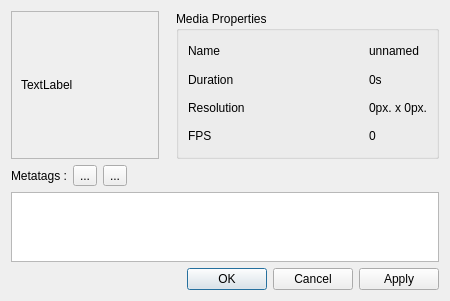
This is src/gui/ui/ClipProperty.ui in VLMC/vlmc as Qt 5 draws it before an edit. The edited form follows.
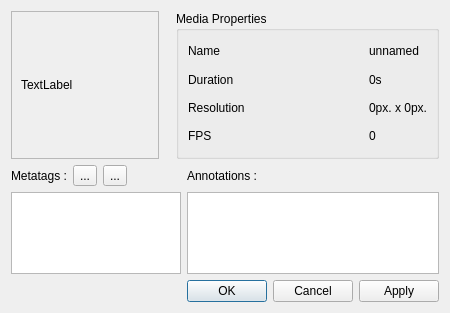
This is the edited form. Icons and pictures are not drawn.

Commit message: Adding "notes" to clips

```diff
--- a/src/gui/ui/ClipProperty.ui
+++ b/src/gui/ui/ClipProperty.ui
@@ -7,7 +7,7 @@
     <x>0</x>
     <y>0</y>
     <width>450</width>
-    <height>300</height>
+    <height>313</height>
    </rect>
   </property>
   <property name="windowTitle">
@@ -166,7 +166,7 @@
      </property>
     </widget>
    </item>
-   <item row="2" column="0" colspan="7">
+   <item row="2" column="0" colspan="6">
     <widget class="QListView" name="metaTagsView">
      <property name="selectionMode">
       <enum>QAbstractItemView::MultiSelection</enum>
@@ -230,6 +230,16 @@
      </property>
     </widget>
    </item>
+   <item row="2" column="6">
+    <widget class="QPlainTextEdit" name="annotationInput"/>
+   </item>
+   <item row="1" column="6">
+    <widget class="QLabel" name="annotationLabel">
+     <property name="text">
+      <string>Annotations :</string>
+     </property>
+    </widget>
+   </item>
   </layout>
  </widget>
  <resources>
```
The commit also changes 3 other files.
